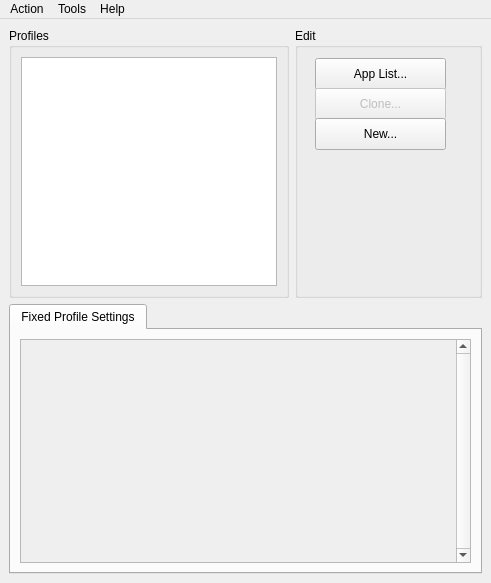
Above: vkconfig/mainwindow.ui from LunarG/VulkanTools before the change. Below: the same form after it.
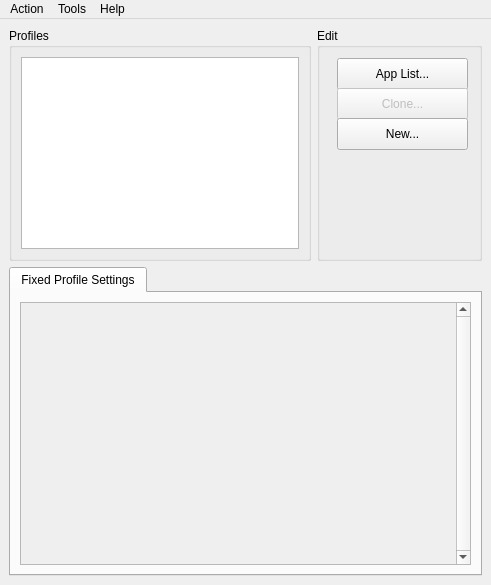
That is the form after the change. Icons and pictures are not drawn.

Commit message: Resizeing of main window and profile settings editing.

Diff of the .ui file:
```diff
--- a/vkconfig/mainwindow.ui
+++ b/vkconfig/mainwindow.ui
@@ -7,19 +7,19 @@
     <x>0</x>
     <y>0</y>
     <width>491</width>
-    <height>583</height>
+    <height>585</height>
    </rect>
   </property>
   <property name="minimumSize">
    <size>
-    <width>200</width>
-    <height>400</height>
+    <width>490</width>
+    <height>585</height>
    </size>
   </property>
   <property name="maximumSize">
    <size>
-    <width>491</width>
-    <height>583</height>
+    <width>1024</width>
+    <height>1024</height>
    </size>
   </property>
   <property name="windowTitle">
@@ -32,6 +32,12 @@
    <layout class="QGridLayout" name="gridLayout_2">
     <item row="0" column="0">
      <widget class="QGroupBox" name="groupBoxProfiles">
+      <property name="sizePolicy">
+       <sizepolicy hsizetype="Preferred" vsizetype="Preferred">
+        <horstretch>1</horstretch>
+        <verstretch>0</verstretch>
+       </sizepolicy>
+      </property>
       <property name="title">
        <string>Profiles</string>
       </property>
@@ -51,6 +57,12 @@
     </item>
     <item row="0" column="1">
      <widget class="QGroupBox" name="groupBox">
+      <property name="sizePolicy">
+       <sizepolicy hsizetype="Preferred" vsizetype="Preferred">
+        <horstretch>0</horstretch>
+        <verstretch>0</verstretch>
+       </sizepolicy>
+      </property>
       <property name="minimumSize">
        <size>
         <width>165</width>
@@ -122,6 +134,12 @@
     </item>
     <item row="1" column="0" colspan="2">
      <widget class="QTabWidget" name="tabWidget">
+      <property name="sizePolicy">
+       <sizepolicy hsizetype="Expanding" vsizetype="Expanding">
+        <horstretch>0</horstretch>
+        <verstretch>1</verstretch>
+       </sizepolicy>
+      </property>
       <property name="tabPosition">
        <enum>QTabWidget::North</enum>
       </property>
@@ -153,7 +171,7 @@
              <x>0</x>
              <y>0</y>
              <width>404</width>
-             <height>202</height>
+             <height>238</height>
             </rect>
            </property>
           </widget>
```
The commit also changes 5 other files.
